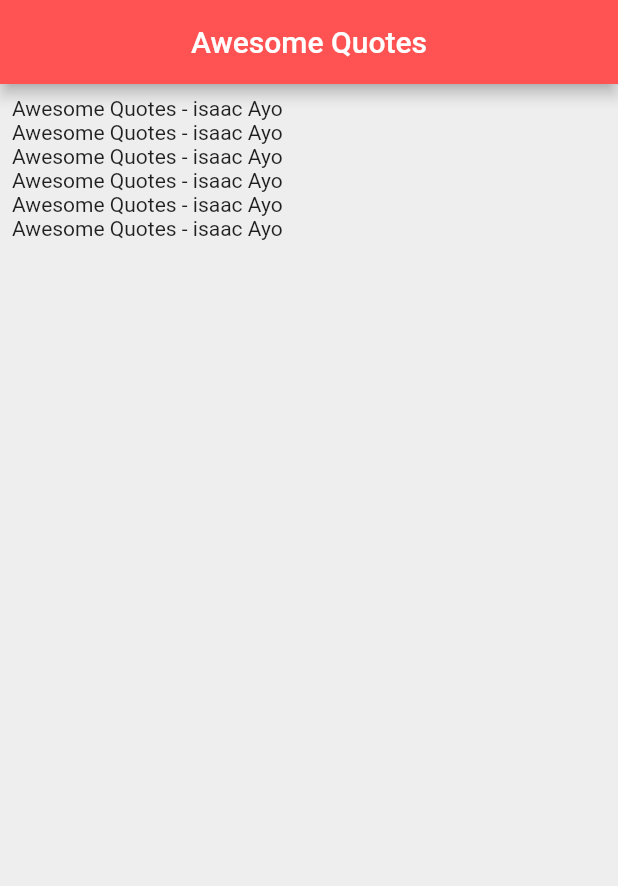
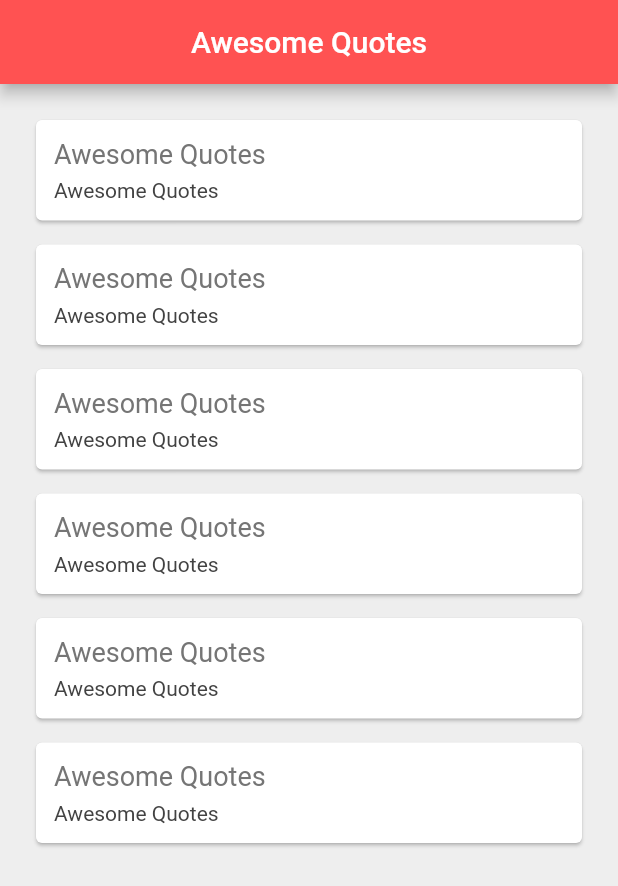
Before and after one commit to ikmazameti/come_again, a Flutter app: the screen it shows after launch, on a phone screen of 412 x 824 dp. Shown: the top 886 px of the screen. Run offline on Flutter 3.47's test engine with Material 2 defaults, Android fonts, the phone set to English and light mode, and no system bars.

Commit message:
created a card wit function

```diff
--- a/lib/main.dart
+++ b/lib/main.dart
@@ -22,6 +22,36 @@ class _QuoteListState extends State<QuoteList> {
     Quote('Awesome Quotes', 'isaac Ayo'),
   ];
 
+  Card quoteTemplate(quote) {
+    return Card(
+        margin: EdgeInsets.fromLTRB(16.0, 16.0, 16.0, 0.0),
+        child: Padding(
+          padding: const EdgeInsets.all(12.0),
+          child: Column(
+            crossAxisAlignment: CrossAxisAlignment.stretch,
+            children: [
+              Text(
+                quote.text,
+                style: TextStyle(
+                  fontSize: 18.0,
+                  color: Colors.grey[600],
+                ),
+              ),
+              SizedBox(
+                height: 6.0,
+              ),
+              Text(
+                quote.text,
+                style: TextStyle(
+                  fontSize: 14.0,
+                  color: Colors.grey[800],
+                ),
+              ),
+            ],
+          ),
+        ));
+  }
+
   @override
   Widget build(BuildContext context) {
     return Scaffold(
@@ -37,7 +67,7 @@ class _QuoteListState extends State<QuoteList> {
         padding: const EdgeInsets.all(8.0),
         child: Column(
           children: quotes.map((quote) {
-            return Text('${quote.text} - ${quote.autor}');
+            return quoteTemplate(quote);
           }).toList(),
         ),
       ),
```
